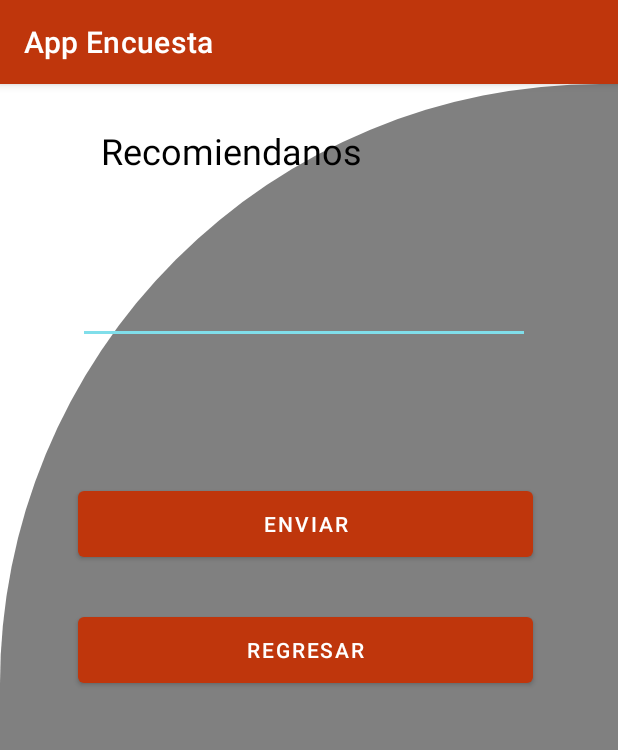
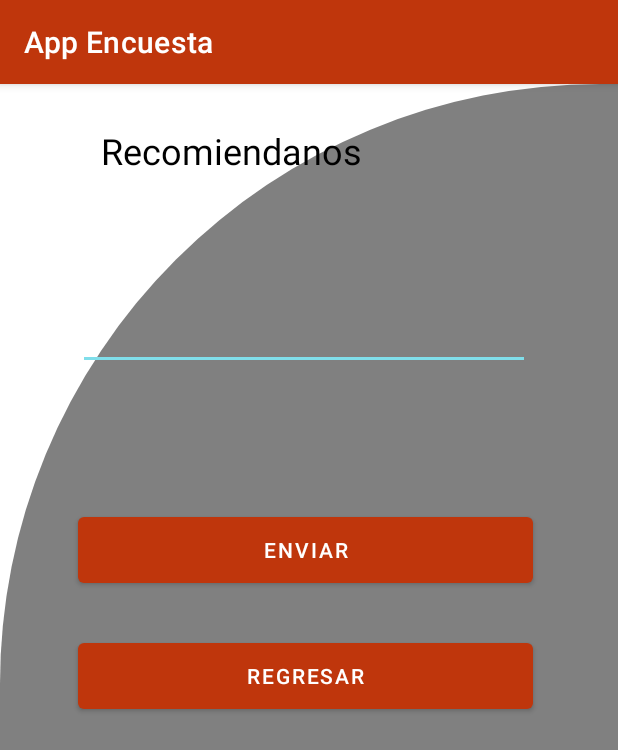
Before and after one commit to U201519670/AppEncuesta, an Android app: the EnviarCorreo screen opened directly, with no data from a screen before it, on a phone screen of 412 x 824 dp. Shown: the top 750 px of the screen. Run offline under Robolectric (Android 15) with nearby library versions, the phone set to English and light mode, and no system bars.

Commit message:
markoenvio_3

```diff
--- a/app/src/main/AndroidManifest.xml
+++ b/app/src/main/AndroidManifest.xml
@@ -4,6 +4,7 @@
     package="com.example.myproject1" >
 
     <uses-permission android:name="android.permission.INTERNET" />
+    <uses-permission android:name="android.permission.SEND_SMS" />
 
     <application
         android:allowBackup="true"
--- a/app/src/main/java/com/example/myproject1/CalificacionUser.kt
+++ b/app/src/main/java/com/example/myproject1/CalificacionUser.kt
@@ -29,9 +29,9 @@ class CalificacionUser : AppCompatActivity() , View.OnClickListener{
         }
 
        btn_calificar.setOnClickListener {
-
+           startActivity(Intent(this, GoodbyeActivity::class.java))
        }
-         //   startActivity(Intent(this, GoodbyeActivity::class.java))
+         //
       //  }
 
     }
--- a/app/src/main/java/com/example/myproject1/EnviarCorreo.kt
+++ b/app/src/main/java/com/example/myproject1/EnviarCorreo.kt
@@ -16,32 +16,33 @@ import android.content.pm.PackageManager
 import android.util.Log
 
 import androidx.core.content.ContextCompat
-
-
+import kotlinx.android.synthetic.main.activity_goodbye.*
 
 
 class EnviarCorreo : AppCompatActivity(), View.OnClickListener {
     override fun onCreate(savedInstanceState: Bundle?) {
         super.onCreate(savedInstanceState)
         setContentView(R.layout.activity_enviar_correo)
-
-
-
-
-
-        val btnfinalizar: Button = this.findViewById(R.id.btnregresar)
-        btnfinalizar.setOnClickListener(this)
-        return
+        checkSMSStatePermission()
+        val telefono=telefono
 
         btnenviar3.setOnClickListener {
-            enviarmensaje("963760824")
+
+            enviarmensaje(telefono.toString())
+            startActivity(Intent(this, GoodbyeActivity::class.java))
         }
+
+        btnregresar.setOnClickListener {
+
+            startActivity(Intent(this, GoodbyeActivity::class.java))
+        }
+
     }
 
     fun enviarmensaje(telefono:String){
-            var numero=telefono
-            var sms=SmsManager.getDefault();
-            var mensaje1="Te recomedo tu amigo Juan , ganaste un premio de 10% en tu primera compra de fichas.visitanos en nuestro local de Miraflores"
+            val numero=telefono
+            val sms=SmsManager.getDefault();
+            val mensaje1="Te recomedo tu amigo Juan , ganaste un premio de 10% en tu primera compra de fichas.visitanos en nuestro local de Miraflores"
             sms.sendTextMessage(numero,null,mensaje1,null,null);
 
 
--- a/app/src/main/res/layout/activity_enviar_correo.xml
+++ b/app/src/main/res/layout/activity_enviar_correo.xml
@@ -15,7 +15,7 @@
         android:layout_marginTop="92dp"
         android:text="Enviar"
         app:layout_constraintStart_toStartOf="parent"
-        app:layout_constraintTop_toBottomOf="@+id/editTextTextEmailAddress" />
+        app:layout_constraintTop_toBottomOf="@+id/telefono" />
 
     <Button
         android:id="@+id/btnregresar"
@@ -25,18 +25,18 @@
         android:layout_marginTop="176dp"
         android:text="REGRESAR"
         app:layout_constraintStart_toStartOf="parent"
-        app:layout_constraintTop_toBottomOf="@+id/editTextTextEmailAddress" />
+        app:layout_constraintTop_toBottomOf="@+id/telefono" />
 
     <EditText
-        android:id="@+id/editTextTextEmailAddress"
+        android:id="@+id/telefono"
         android:layout_width="301dp"
-        android:layout_height="41dp"
+        android:layout_height="61dp"
         android:layout_marginStart="52dp"
-        android:layout_marginTop="104dp"
+        android:layout_marginTop="60dp"
         android:ems="10"
         android:inputType="number"
         app:layout_constraintStart_toStartOf="parent"
-        app:layout_constraintTop_toTopOf="@id/textView7" />
+        app:layout_constraintTop_toBottomOf="@+id/textView7" />
 
     <TextView
         android:id="@+id/textView7"
```
